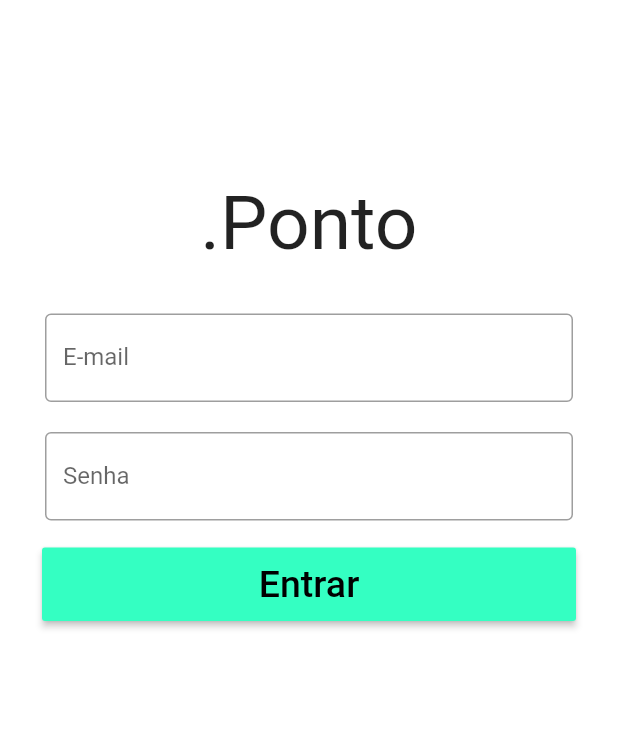
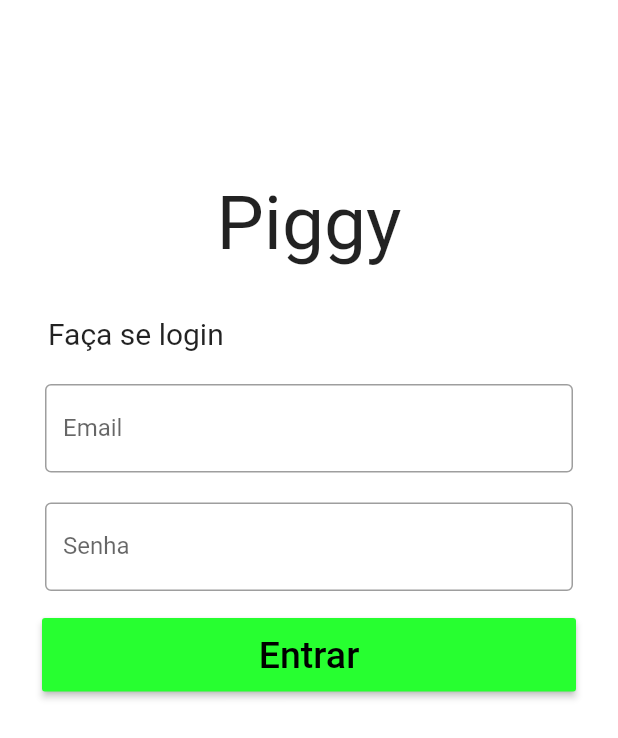
Before and after one commit to williamtrindade/college-project-financial-control-app, a Flutter app: the screen it shows after launch, after a tap on "Entrar", on a phone screen of 412 x 824 dp. Shown: the top 738 px of the screen. Run offline on Flutter 3.47's test engine with Material 2 defaults, Android fonts, the phone set to English and light mode, and no system bars.

Commit message:
feat(auth/login): Componets Button , fields..

```diff
--- a/lib/screens/auth/login.dart
+++ b/lib/screens/auth/login.dart
@@ -1,4 +1,6 @@
+import 'package:app/widgets/assets.dart';
 import 'package:flutter/material.dart';
+import 'package:flutter/widgets.dart';
 
 class LoginScreen extends StatelessWidget {
   final _formKey = GlobalKey<FormState>();
@@ -14,59 +16,44 @@ class LoginScreen extends StatelessWidget {
           padding: EdgeInsets.symmetric(vertical: 100, horizontal: 20),
           child: Form(
             key: _formKey,
-            child: Column(
+            child: this.loginForm(),
+          ),
+        ),
+      ),
+    );
+  }
+
+  Widget loginForm() {
+    return Column(
       mainAxisAlignment: MainAxisAlignment.center,
       crossAxisAlignment: CrossAxisAlignment.center,
       children: <Widget>[
         Container(
           margin: EdgeInsets.all(20),
           child: Text(
-                      '.Ponto',
+            'Piggy',
             style: TextStyle(fontSize: 50),
           ),
         ),
         // Add TextFormFields and RaisedButton here.
         Container(
-                    margin: EdgeInsets.all(10),
-                    child: TextFormField(
-                      decoration: InputDecoration(
-                        labelText: 'E-mail',
-                        border: OutlineInputBorder(),
+          padding: EdgeInsets.all(12),
+          child: Align(
+            alignment: Alignment.centerLeft,
+            child: Text(
+              'Faça se login',
+              style: TextStyle(fontSize: 20),
             ),
           ),
         ),
-                  Container(
-                    margin: EdgeInsets.all(10),
-                    child: TextFormField(
-                      decoration: InputDecoration(
-                        labelText: 'Senha',
-                        border: OutlineInputBorder(),
-                      ),
-                    ),
-                  ),
+        Assets.largeInput('Email'),
+        Assets.largeInput('Senha'),
         Container(
           padding: EdgeInsets.all(8),
           width: double.infinity,
-                    child: RaisedButton(
-                      padding: EdgeInsets.all(10),
-                      elevation: 2.0,
-                      color: Color(0xff34FFC2),
-                      child: Text(
-                        'Entrar',
-                        style: TextStyle(
-                          fontSize: 25,
-                          color: Colors.black,
+          child: Assets.primaryButton('Entrar'),
         ),
-                      ),
-                      onPressed: () {
-
-                      },
-                    ),
-                  ),
-                ]),
-          ),
-        ),
-      ),
+      ]
     );
   }
 }
--- /dev/null
+++ b/lib/widgets/assets.dart
@@ -0,0 +1,38 @@
+import 'package:flutter/material.dart';
+import 'package:flutter/widgets.dart';
+
+class Assets extends StatelessWidget {
+  @override
+  Widget build(BuildContext context) {
+    return Container(
+      child: Text('Assets')
+    );
+  }
+
+  static RaisedButton primaryButton(text) {
+    return  RaisedButton(
+      padding: EdgeInsets.all(10),
+      elevation: 2.0,
+      color: Color(0xff27FF30),
+      child: Text(
+        text,
+        style: TextStyle(
+          fontSize: 25,
+          color: Colors.black,
+        ),
+      ),
+      onPressed: () {},
+    );
+  }
+  static Container largeInput(label) {
+    return Container(
+      margin: EdgeInsets.all(10),
+      child: TextFormField(
+        decoration: InputDecoration(
+          labelText: label,
+          border: OutlineInputBorder(),
+        ),
+      ),
+    );
+  }
+}
```
Lines whose indentation alone changed are shown as unchanged.
